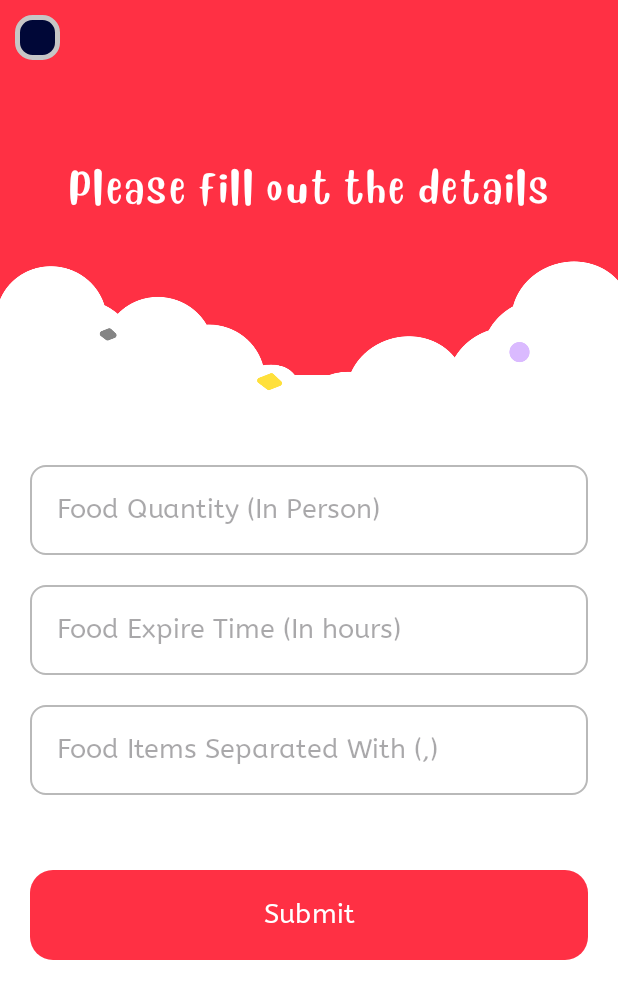
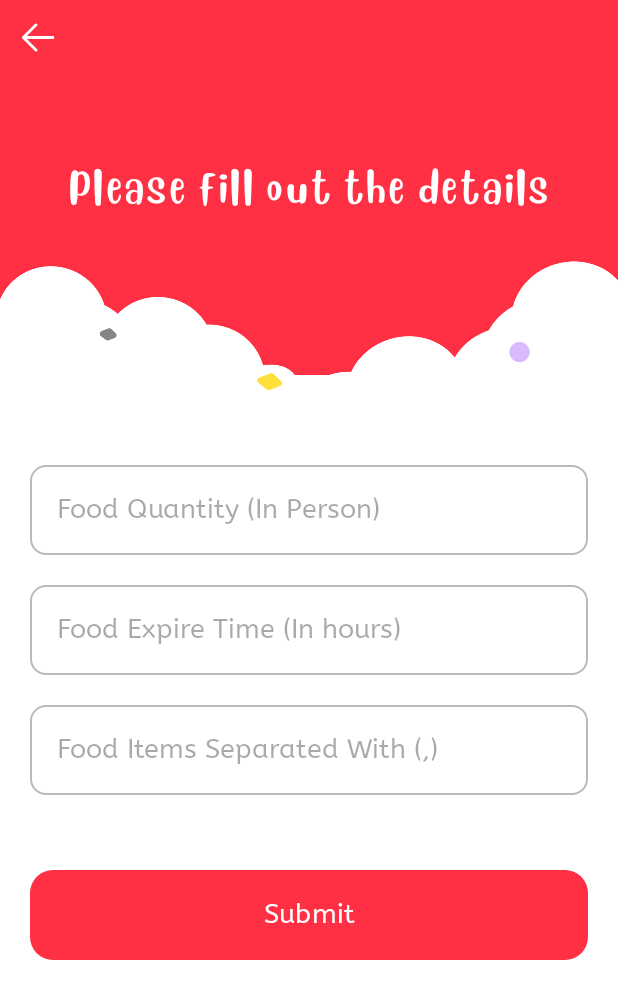
Before and after one commit to priyanshporwal-4/Feedy, an Android app: the FoodDetailsActivity screen opened directly, with no data from a screen before it, on a phone screen of 412 x 824 dp. Shown: the top 999 px of the screen. Run offline under Robolectric (Android 15) with nearby library versions, the phone set to English and light mode, and no system bars; our stand-ins replace Firebase (no records; nobody signed in at launch, a user with empty details on screens opened directly).

Commit message:
Repair a bug

```diff
--- a/app/src/main/res/layout/activity_food_details.xml
+++ b/app/src/main/res/layout/activity_food_details.xml
@@ -37,7 +37,7 @@
                     android:layout_height="30dp"
                     android:layout_marginStart="10dp"
                     android:layout_marginTop="10dp"
-                    android:background="@drawable/gemini_back_button"
+                    android:background="@drawable/back_button"
                     android:contentDescription="@string/back"
                     app:layout_constraintStart_toStartOf="parent"
                     app:layout_constraintTop_toTopOf="parent" />
```
